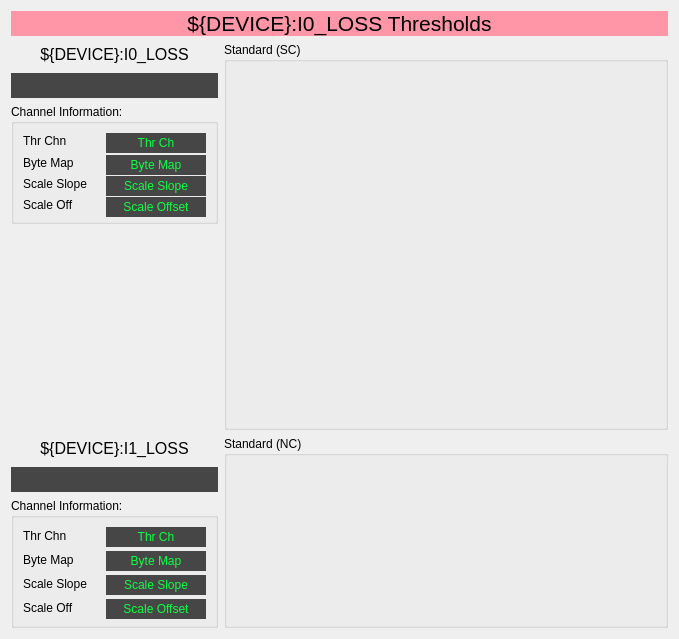
ad-build-test/pydm-mps, file mps_cblm_thresholds.ui: the form before one commit.
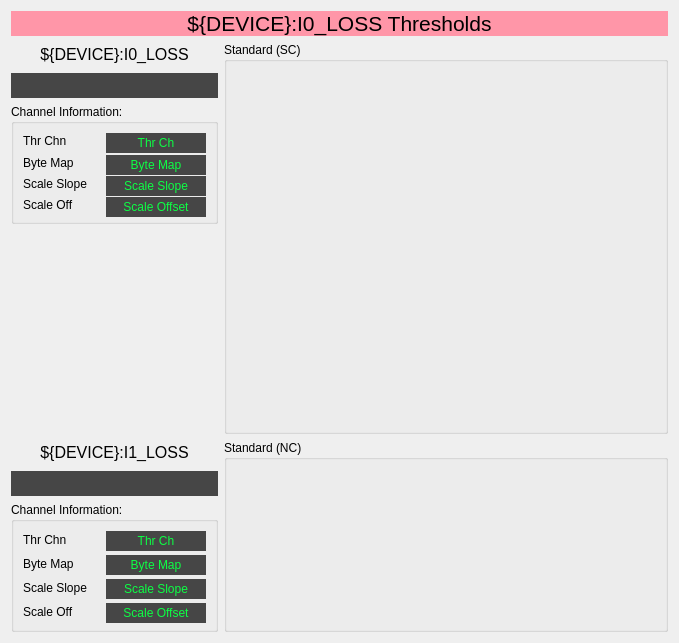
The form after the commit. Custom widgets are drawn as their Qt base class.

Commit message: New screens for LCLS-II

```diff
--- a/mps_cblm_thresholds.ui
+++ b/mps_cblm_thresholds.ui
@@ -7,7 +7,7 @@
     <x>0</x>
     <y>0</y>
     <width>679</width>
-    <height>639</height>
+    <height>643</height>
    </rect>
   </property>
   <property name="windowTitle">
```
The commit also changes 5 other files.
